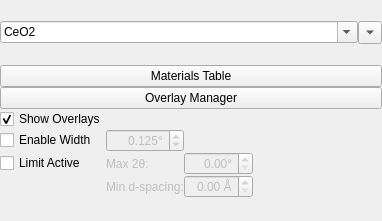
The window that hexrd/ui/resources/ui/materials_panel.ui (HEXRD/hexrdgui) describes before a commit, drawn with Qt 5.
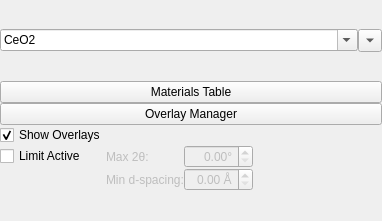
The same window after the commit.

Commit message:
Move material tth width editor into powder overlay
Rather than having the material tth width editor be on the
materials panel, move it into the powder overlay editor, because
it currently only impacts the powder overlays.

This tth width is still set on the material, so two powder overlays
with the same material will have the same tth width, but that is
most likely not an issue.

```diff
--- a/hexrd/ui/resources/ui/materials_panel.ui
+++ b/hexrd/ui/resources/ui/materials_panel.ui
@@ -110,7 +110,20 @@
    </item>
    <item>
     <layout class="QGridLayout" name="gridLayout">
-     <item row="5" column="0">
+     <item row="4" column="3">
+      <spacer name="horizontalSpacer_2">
+       <property name="orientation">
+        <enum>Qt::Horizontal</enum>
+       </property>
+       <property name="sizeHint" stdset="0">
+        <size>
+         <width>40</width>
+         <height>20</height>
+        </size>
+       </property>
+      </spacer>
+     </item>
+     <item row="4" column="0">
       <widget class="QCheckBox" name="limit_active">
        <property name="toolTip">
         <string>&lt;html&gt;&lt;head/&gt;&lt;body&gt;&lt;p&gt;Limit the allowed HKLs with the max 2θ or the minimum d spacing.&lt;/p&gt;&lt;/body&gt;&lt;/html&gt;</string>
@@ -120,163 +133,6 @@
        </property>
       </widget>
      </item>
-     <item row="5" column="3">
-      <spacer name="horizontalSpacer_2">
-       <property name="orientation">
-        <enum>Qt::Horizontal</enum>
-       </property>
-       <property name="sizeHint" stdset="0">
-        <size>
-         <width>40</width>
-         <height>20</height>
-        </size>
-       </property>
-      </spacer>
-     </item>
-     <item row="4" column="0">
-      <widget class="QCheckBox" name="enable_width">
-       <property name="toolTip">
-        <string>&lt;html&gt;&lt;head/&gt;&lt;body&gt;&lt;p&gt;Enable 2θ width for the currently selected material.&lt;/p&gt;&lt;/body&gt;&lt;/html&gt;</string>
-       </property>
-       <property name="text">
-        <string>Enable Width</string>
-       </property>
-      </widget>
-     </item>
-     <item row="4" column="1">
-      <widget class="QDoubleSpinBox" name="tth_width">
-       <property name="enabled">
-        <bool>false</bool>
-       </property>
-       <property name="toolTip">
-        <string>&lt;html&gt;&lt;head/&gt;&lt;body&gt;&lt;p&gt;2θ width for the currently selected material&lt;/p&gt;&lt;/body&gt;&lt;/html&gt;</string>
-       </property>
-       <property name="alignment">
-        <set>Qt::AlignRight|Qt::AlignTrailing|Qt::AlignVCenter</set>
-       </property>
-       <property name="keyboardTracking">
-        <bool>false</bool>
-       </property>
-       <property name="prefix">
-        <string/>
-       </property>
-       <property name="suffix">
-        <string>°</string>
-       </property>
-       <property name="decimals">
-        <number>3</number>
-       </property>
-       <property name="minimum">
-        <double>0.000000000000000</double>
-       </property>
-       <property name="maximum">
-        <double>10.000000000000000</double>
-       </property>
-       <property name="singleStep">
-        <double>0.005000000000000</double>
-       </property>
-       <property name="value">
-        <double>0.125000000000000</double>
-       </property>
-      </widget>
-     </item>
-     <item row="4" column="2" colspan="2">
-      <spacer name="horizontalSpacer">
-       <property name="orientation">
-        <enum>Qt::Horizontal</enum>
-       </property>
-       <property name="sizeHint" stdset="0">
-        <size>
-         <width>40</width>
-         <height>20</height>
-        </size>
-       </property>
-      </spacer>
-     </item>
-     <item row="6" column="1">
-      <widget class="QLabel" name="min_d_spacing_label">
-       <property name="enabled">
-        <bool>false</bool>
-       </property>
-       <property name="text">
-        <string>Min d-spacing:</string>
-       </property>
-      </widget>
-     </item>
-     <item row="5" column="2">
-      <widget class="QDoubleSpinBox" name="max_tth">
-       <property name="enabled">
-        <bool>false</bool>
-       </property>
-       <property name="toolTip">
-        <string>&lt;html&gt;&lt;head/&gt;&lt;body&gt;&lt;p&gt;The max 2θ for the HKLs.&lt;/p&gt;&lt;/body&gt;&lt;/html&gt;</string>
-       </property>
-       <property name="alignment">
-        <set>Qt::AlignRight|Qt::AlignTrailing|Qt::AlignVCenter</set>
-       </property>
-       <property name="keyboardTracking">
-        <bool>false</bool>
-       </property>
-       <property name="suffix">
-        <string>°</string>
-       </property>
-       <property name="singleStep">
-        <double>0.100000000000000</double>
-       </property>
-      </widget>
-     </item>
-     <item row="6" column="2">
-      <widget class="QDoubleSpinBox" name="min_d_spacing">
-       <property name="enabled">
-        <bool>false</bool>
-       </property>
-       <property name="toolTip">
-        <string>&lt;html&gt;&lt;head/&gt;&lt;body&gt;&lt;p&gt;The minimum d spacing for the HKLs.&lt;/p&gt;&lt;/body&gt;&lt;/html&gt;</string>
-       </property>
-       <property name="alignment">
-        <set>Qt::AlignRight|Qt::AlignTrailing|Qt::AlignVCenter</set>
-       </property>
-       <property name="keyboardTracking">
-        <bool>false</bool>
-       </property>
-       <property name="suffix">
-        <string> Å</string>
-       </property>
-       <property name="singleStep">
-        <double>0.100000000000000</double>
-       </property>
-      </widget>
-     </item>
-     <item row="5" column="1">
-      <widget class="QLabel" name="max_tth_label">
-       <property name="enabled">
-        <bool>false</bool>
-       </property>
-       <property name="text">
-        <string>Max 2θ:</string>
-       </property>
-      </widget>
-     </item>
-     <item row="0" column="0" colspan="4">
-      <widget class="QPushButton" name="show_materials_table">
-       <property name="text">
-        <string>Materials Table</string>
-       </property>
-      </widget>
-     </item>
-     <item row="6" column="3">
-      <spacer name="horizontalSpacer_3">
-       <property name="orientation">
-        <enum>Qt::Horizontal</enum>
-       </property>
-       <property name="sizeHint" stdset="0">
-        <size>
-         <width>40</width>
-         <height>20</height>
-        </size>
-       </property>
-      </spacer>
-     </item>
      <item row="2" column="0">
       <widget class="QCheckBox" name="show_overlays">
        <property name="toolTip">
@@ -290,6 +146,50 @@
        </property>
       </widget>
      </item>
+     <item row="5" column="2">
+      <widget class="QDoubleSpinBox" name="min_d_spacing">
+       <property name="enabled">
+        <bool>false</bool>
+       </property>
+       <property name="toolTip">
+        <string>&lt;html&gt;&lt;head/&gt;&lt;body&gt;&lt;p&gt;The minimum d spacing for the HKLs.&lt;/p&gt;&lt;/body&gt;&lt;/html&gt;</string>
+       </property>
+       <property name="alignment">
+        <set>Qt::AlignRight|Qt::AlignTrailing|Qt::AlignVCenter</set>
+       </property>
+       <property name="keyboardTracking">
+        <bool>false</bool>
+       </property>
+       <property name="suffix">
+        <string> Å</string>
+       </property>
+       <property name="singleStep">
+        <double>0.100000000000000</double>
+       </property>
+      </widget>
+     </item>
+     <item row="4" column="2">
+      <widget class="QDoubleSpinBox" name="max_tth">
+       <property name="enabled">
+        <bool>false</bool>
+       </property>
+       <property name="toolTip">
+        <string>&lt;html&gt;&lt;head/&gt;&lt;body&gt;&lt;p&gt;The max 2θ for the HKLs.&lt;/p&gt;&lt;/body&gt;&lt;/html&gt;</string>
+       </property>
+       <property name="alignment">
+        <set>Qt::AlignRight|Qt::AlignTrailing|Qt::AlignVCenter</set>
+       </property>
+       <property name="keyboardTracking">
+        <bool>false</bool>
+       </property>
+       <property name="suffix">
+        <string>°</string>
+       </property>
+       <property name="singleStep">
+        <double>0.100000000000000</double>
+       </property>
+      </widget>
+     </item>
      <item row="1" column="0" colspan="4">
       <widget class="QPushButton" name="show_overlay_manager">
        <property name="text">
@@ -297,6 +197,46 @@
        </property>
       </widget>
      </item>
+     <item row="4" column="1">
+      <widget class="QLabel" name="max_tth_label">
+       <property name="enabled">
+        <bool>false</bool>
+       </property>
+       <property name="text">
+        <string>Max 2θ:</string>
+       </property>
+      </widget>
+     </item>
+     <item row="5" column="3">
+      <spacer name="horizontalSpacer_3">
+       <property name="orientation">
+        <enum>Qt::Horizontal</enum>
+       </property>
+       <property name="sizeHint" stdset="0">
+        <size>
+         <width>40</width>
+         <height>20</height>
+        </size>
+       </property>
+      </spacer>
+     </item>
+     <item row="5" column="1">
+      <widget class="QLabel" name="min_d_spacing_label">
+       <property name="enabled">
+        <bool>false</bool>
+       </property>
+       <property name="text">
+        <string>Min d-spacing:</string>
+       </property>
+      </widget>
+     </item>
+     <item row="0" column="0" colspan="4">
+      <widget class="QPushButton" name="show_materials_table">
+       <property name="text">
+        <string>Materials Table</string>
+       </property>
+      </widget>
+     </item>
     </layout>
    </item>
   </layout>
```
Left out of the diff: 2 changed lines with no effect on the pictures. The commit also changes 7 other files.
